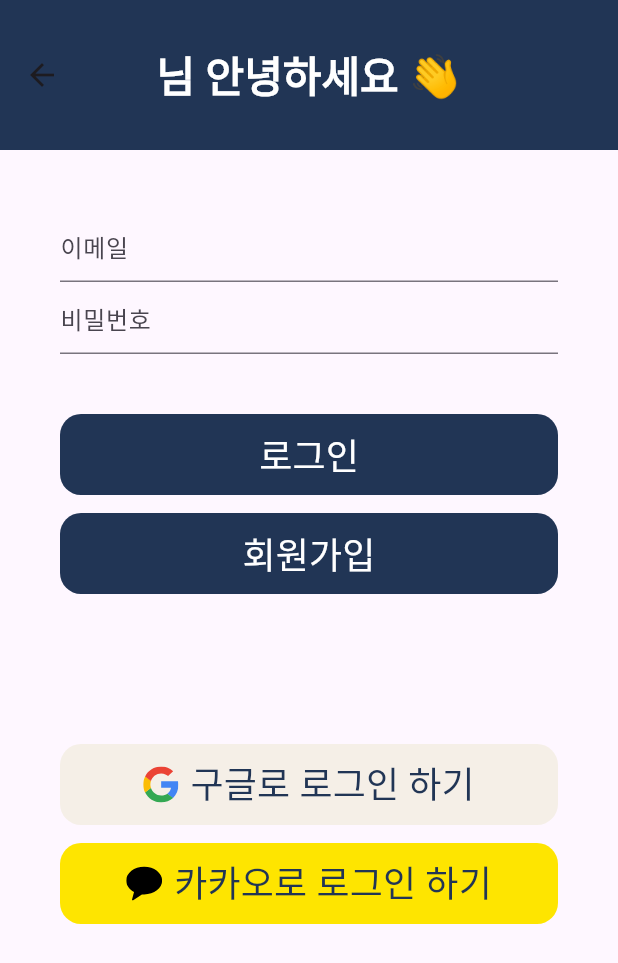
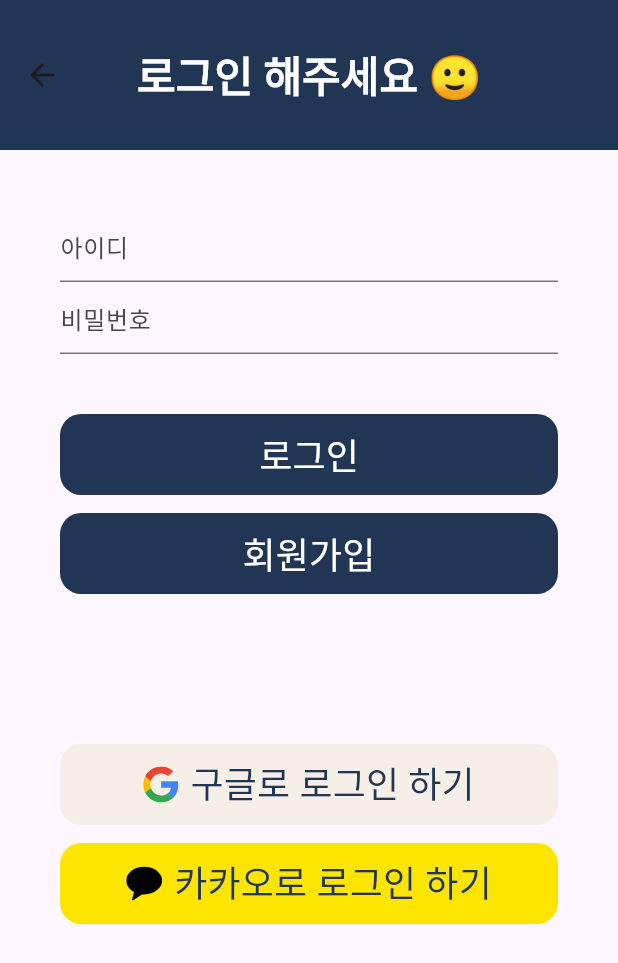
Before and after one commit to DECODINGBOT/2025_ESC, a Flutter app: the LoginPage screen opened by its route, on a phone screen of 412 x 824 dp. Shown: the top 963 px of the screen. Run offline on Flutter 3.47's test engine with Material 3 defaults, Android fonts, the phone set to English and light mode, and no system bars; our stand-ins replace flutter_secure_storage, flutter_svg; accounts and stored records are empty.

Commit message:
with Back version1

```diff
--- a/lib/screens/login_screen.dart
+++ b/lib/screens/login_screen.dart
@@ -1,9 +1,9 @@
+// CHANGED: 이메일 -> 아이디(username), Firebase 호출 → 백엔드 호출로 변경
 import 'package:flutter/material.dart';
 import 'package:flutter_svg/svg.dart';
 import 'package:provider/provider.dart';
 import 'package:sharing_items/src/service/auth_service.dart';
 
-/// 로그인 페이지
 class LoginPage extends StatefulWidget {
   const LoginPage({Key? key}) : super(key: key);
 
@@ -12,24 +12,26 @@ class LoginPage extends StatefulWidget {
 }
 
 class _LoginPageState extends State<LoginPage> {
-  TextEditingController emailController = TextEditingController();
-  TextEditingController passwordController = TextEditingController();
+  // CHANGED: email -> username
+  final TextEditingController usernameController = TextEditingController();
+  final TextEditingController passwordController = TextEditingController();
 
   @override
   Widget build(BuildContext context) {
     return Consumer<AuthService>(builder: (context, authService, child) {
-      final user = authService.currentUser();
+      final loggedIn = authService.isLoggedIn;
       return Scaffold(
         appBar: PreferredSize(
-          preferredSize: Size.fromHeight(100),
+          preferredSize: const Size.fromHeight(100),
           child: AppBar(
             centerTitle: true,
             title: Padding(
-              padding: EdgeInsets.symmetric(vertical: 8.0),
+              padding: const EdgeInsets.symmetric(vertical: 8.0),
               child: Text(
-                user == null ? "로그인 해주세요 🙂" : "${user.email}님 안녕하세요 👋",
-                //"로그인 해주세요",
-                style: TextStyle(
+                loggedIn
+                    ? "${authService.username}님 안녕하세요 👋"
+                    : "로그인 해주세요 🙂",
+                style: const TextStyle(
                   fontSize: 28,
                   fontWeight: FontWeight.bold,
                   color: Colors.white,
@@ -37,7 +39,7 @@ class _LoginPageState extends State<LoginPage> {
               ),
             ),
             toolbarHeight: 120.0,
-            backgroundColor: const Color(0xFF213555)
+            backgroundColor: const Color(0xFF213555),
           ),
         ),
         body: SingleChildScrollView(
@@ -45,95 +47,69 @@ class _LoginPageState extends State<LoginPage> {
           child: Column(
             crossAxisAlignment: CrossAxisAlignment.stretch,
             children: [
-              /// 이메일
+              // CHANGED: 아이디
               TextField(
-                controller: emailController,
-                decoration: InputDecoration(hintText: "이메일"),
+                controller: usernameController,
+                decoration: const InputDecoration(hintText: "아이디"),
               ),
-
-              /// 비밀번호
+              // 비밀번호
               TextField(
                 controller: passwordController,
-                obscureText: false, // 비밀번호 안보이게
-                decoration: InputDecoration(hintText: "비밀번호"),
+                obscureText: true,
+                decoration: const InputDecoration(hintText: "비밀번호"),
               ),
-              SizedBox(height: 40),
-
-              ///로그인, 회원가입, 구글, 카카오 버튼
-              loginButtons(authService),
+              const SizedBox(height: 40),
+              // 버튼들
+              _loginButtons(authService),
             ],
           ),
         ),
       );
-    },);
+    });
   }
 
-  Widget loginButtons(AuthService authService){
-    return LayoutBuilder(
-      builder: (context, constraints) {
-        return Container(
+  Widget _loginButtons(AuthService authService) {
+    return LayoutBuilder(builder: (context, constraints) {
+      return SizedBox(
         width: constraints.maxWidth,
         child: Column(
           mainAxisSize: MainAxisSize.min,
           children: [
-              signInButton(authService),
+            _signInButton(authService),
             const SizedBox(height: 12),
-              signUpButton(authService),
+            _signUpButton(authService),
             const SizedBox(height: 100),
-              signInWithGoogle(),
+            _signInWithGoogle(), // UI 유지(백엔드 연동과 별개)
             const SizedBox(height: 12),
-              signInWithKakao(),
+            _signInWithKakao(),  // UI 유지(백엔드 연동과 별개)
             const SizedBox(height: 12),
           ],
-          )
+        ),
       );
-      },
-    );
+    });
   }
 
-  Widget signInButton(AuthService authService) {
+  Widget _signInButton(AuthService authService) {
     return SizedBox(
       width: double.infinity,
       height: 54,
       child: ElevatedButton(
         style: ElevatedButton.styleFrom(
           backgroundColor: const Color(0xFF213555),
-          shape: RoundedRectangleBorder(
-            borderRadius: BorderRadius.circular(14),
-          ),
+          shape: RoundedRectangleBorder(borderRadius: BorderRadius.circular(14)),
           elevation: 0,
         ),
-        child: Text(
-          "로그인",
-          style: TextStyle(
-            fontSize: 24,
-            color: Colors.white,
-          ),
-        ),
+        child: const Text("로그인", style: TextStyle(fontSize: 24, color: Colors.white)),
         onPressed: () {
-          // 로그인
-          authService.signIn(
-            email: emailController.text,
+          authService.signInBackend(
+            username: usernameController.text.trim(), // CHANGED
             password: passwordController.text,
             onSuccess: () {
-              // 로그인 성공
-              ScaffoldMessenger.of(context).showSnackBar(SnackBar(
-                content: Text("로그인 성공"),
-              ));
-              // HomePage로 이동
-              /*
-              Navigator.pushReplacement(
-                context,
-                MaterialPageRoute(builder: (context) => HomePage()),
-              );
-              */
+              ScaffoldMessenger.of(context).showSnackBar(const SnackBar(content: Text("로그인 성공")));
               Navigator.pushReplacementNamed(context, '/home');
             },
             onError: (err) {
-              // 에러 발생
-              ScaffoldMessenger.of(context).showSnackBar(SnackBar(
-                content: Text(err),
-              ));
+              ScaffoldMessenger.of(context).showSnackBar(SnackBar(content: Text(err)));
             },
           );
         },
@@ -141,41 +117,26 @@ class _LoginPageState extends State<LoginPage> {
     );
   }
 
-  Widget signUpButton(AuthService authService) {
+  Widget _signUpButton(AuthService authService) {
     return SizedBox(
       width: double.infinity,
       height: 54,
       child: ElevatedButton(
         style: ElevatedButton.styleFrom(
           backgroundColor: const Color(0xFF213555),
-          shape: RoundedRectangleBorder(
-            borderRadius: BorderRadius.circular(14),
-          ),
+          shape: RoundedRectangleBorder(borderRadius: BorderRadius.circular(14)),
           elevation: 0,
         ),
-        child: const Text(
-          "회원가입",
-          style: TextStyle(
-            fontSize: 24,
-            color: Colors.white,
-          ),
-        ),
+        child: const Text("회원가입", style: TextStyle(fontSize: 24, color: Colors.white)),
         onPressed: () {
-          // 회원가입
-          authService.signUp(
-            email: emailController.text,
+          authService.signUpBackend(
+            username: usernameController.text.trim(),  // CHANGED
             password: passwordController.text,
             onSuccess: () {
-              // 회원가입 성공
-              ScaffoldMessenger.of(context).showSnackBar(SnackBar(
-                content: Text("회원가입 성공"),
-              ));
+              ScaffoldMessenger.of(context).showSnackBar(const SnackBar(content: Text("회원가입 성공")));
             },
             onError: (err) {
-              // 에러 발생
-              ScaffoldMessenger.of(context).showSnackBar(SnackBar(
-		            content: Text(err),
-		          ));
+              ScaffoldMessenger.of(context).showSnackBar(SnackBar(content: Text(err)));
             },
           );
         },
@@ -183,74 +144,49 @@ class _LoginPageState extends State<LoginPage> {
     );
   }
 
-  Widget signInWithGoogle() {
+  // 그대로 둡니다(백엔드 연동 범위 밖)
+  Widget _signInWithGoogle() { /* ... 기존과 동일 ... */
     return SizedBox(
       width: double.infinity,
       height: 54,
       child: ElevatedButton(
         style: ElevatedButton.styleFrom(
           backgroundColor: const Color(0xFFF5EFE7),
-          shape: RoundedRectangleBorder(
-            borderRadius: BorderRadius.circular(14),
-          ),
+          shape: RoundedRectangleBorder(borderRadius: BorderRadius.circular(14)),
           elevation: 0,
         ),
         child: Row(
           mainAxisAlignment: MainAxisAlignment.center,
           children: [
-            SvgPicture.asset(
-              'assets/icons/google_logo.svg',
-              height: 24,
-            ),
+            SvgPicture.asset('assets/icons/google_logo.svg', height: 24),
             const SizedBox(width: 8),
-            const Text(
-              '구글로 로그인 하기',
-              style: TextStyle(
-                fontSize: 24,
-                color: Color(0xFF213555),
-              ),
-            ),
+            const Text('구글로 로그인 하기', style: TextStyle(fontSize: 24, color: Color(0xFF213555))),
           ],
         ),
-        onPressed: () {
-          Navigator.pushReplacementNamed(context, '/home');
-        },
+        onPressed: () => Navigator.pushReplacementNamed(context, '/home'),
       ),
     );
   }
 
-  Widget signInWithKakao() {
+  Widget _signInWithKakao() { /* ... 기존과 동일 ... */
     return SizedBox(
       width: double.infinity,
       height: 54,
       child: ElevatedButton(
         style: ElevatedButton.styleFrom(
           backgroundColor: const Color(0xFFFEE500),
-          shape: RoundedRectangleBorder(
-            borderRadius: BorderRadius.circular(14),
-          ),
+          shape: RoundedRectangleBorder(borderRadius: BorderRadius.circular(14)),
           elevation: 0,
         ),
         child: Row(
           mainAxisAlignment: MainAxisAlignment.center,
           children: [
-            SvgPicture.asset(
-              'assets/icons/kakao_logo.svg',
-              height: 24,
-            ),
+            SvgPicture.asset('assets/icons/kakao_logo.svg', height: 24),
             const SizedBox(width: 8),
-            const Text(
-              '카카오로 로그인 하기',
-              style: TextStyle(
-                fontSize: 24,
-                color: Color(0xFF213555),
-              ),
-            ),
+            const Text('카카오로 로그인 하기', style: TextStyle(fontSize: 24, color: Color(0xFF213555))),
           ],
         ),
-        onPressed: () {
-          Navigator.pushReplacementNamed(context, '/home');
-        },
+        onPressed: () => Navigator.pushReplacementNamed(context, '/home'),
       ),
     );
   }
--- /dev/null
+++ b/lib/src/service/token_store.dart
@@ -0,0 +1,31 @@
+import 'package:flutter_secure_storage/flutter_secure_storage.dart';
+
+/// 메인 isolate(로그인 성공 후 등)에서만 사용하세요.
+/// 백그라운드 isolate(Firebase Messaging 백그라운드 핸들러 등)에서는 호출 금지.
+class TokenStore {
+  static const _kAccessToken = 'access_token';
+
+  // 기본 옵션: 플랫폼별 안전한 기본 저장소 사용
+  // (Android는 가능한 경우 EncryptedSharedPreferences, 아니면 SharedPreferences)
+  static const FlutterSecureStorage _storage = FlutterSecureStorage();
+
+  const TokenStore();
+
+  Future<void> save(String token) {
+    return _storage.write(key: _kAccessToken, value: token);
+  }
+
+  Future<String?> load() {
+    return _storage.read(key: _kAccessToken);
+  }
+
+  Future<bool> hasToken() async {
+    final v = await load();
+    return v != null && v.isNotEmpty;
+  }
+
+  Future<void> clear() {
+    return _storage.delete(key: _kAccessToken);
+
+  }
+}
--- a/pubspec.yaml
+++ b/pubspec.yaml
@@ -40,6 +40,7 @@ dependencies:
   provider: ^6.1.5
   flutter_svg: ^2.2.0
   google_sign_in: ^6.2.1
+  flutter_secure_storage: ^9.2.4
 
 dev_dependencies:
   flutter_test:
```
Also changed, not shown: lib/main.dart (+12 -16 lines), lib/screens/home_screen.dart (+50 -43 lines), lib/src/service/api_client.dart (added, +105 -0 lines), lib/src/service/auth_service.dart (+70 -66 lines), pubspec.lock, 6 other files. Lines whose indentation alone changed are shown as unchanged.
